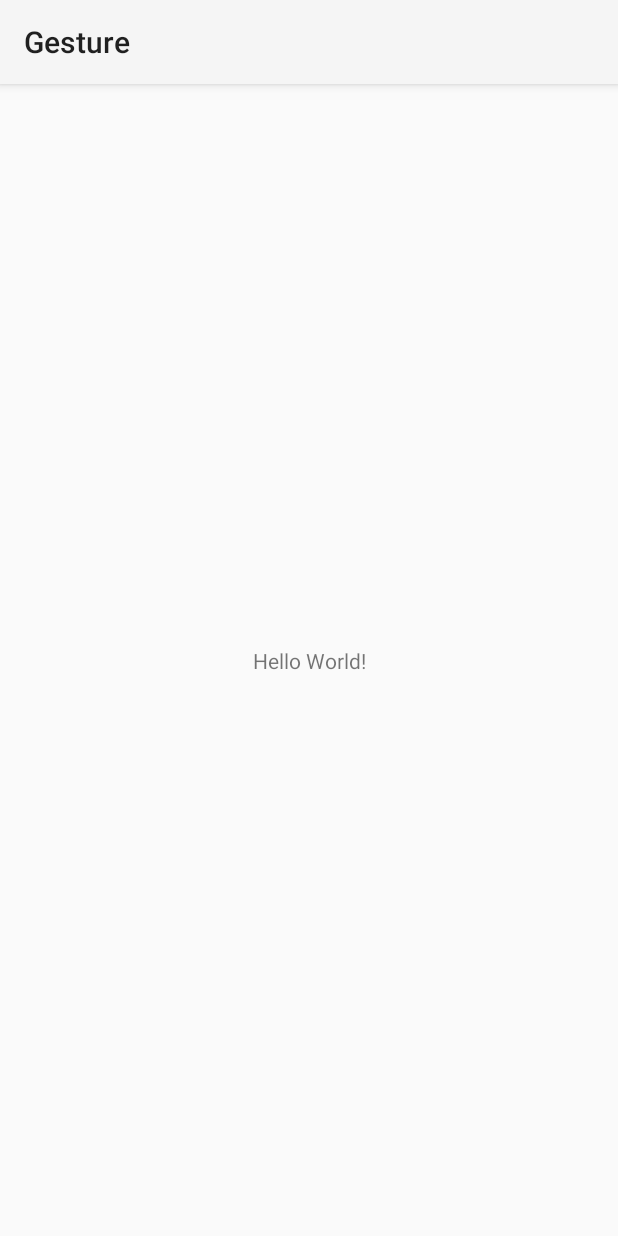
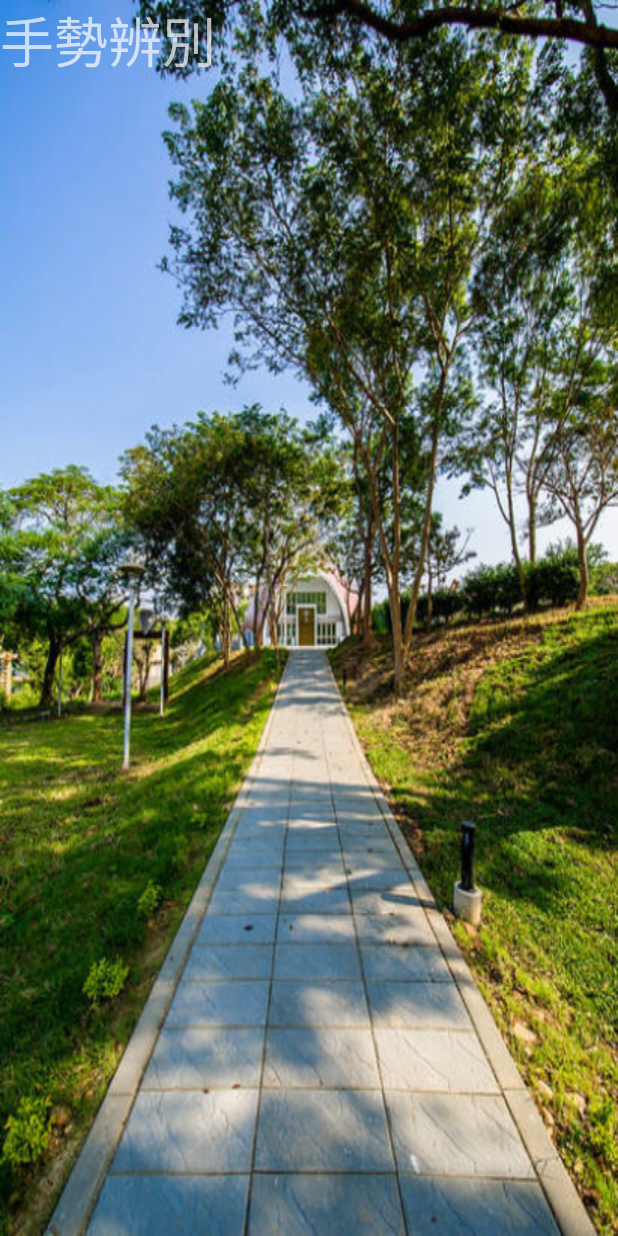
Before and after one commit to longjawboy/Gesture, an Android app: the screen it shows after launch (MainActivity), on a phone screen of 412 x 824 dp. Run offline under Robolectric (Android 15) with nearby library versions, the light colour scheme and no system bars.

Commit message:
v.1版面設計及全螢幕

```diff
--- a/app/src/main/AndroidManifest.xml
+++ b/app/src/main/AndroidManifest.xml
@@ -9,7 +9,7 @@
         android:icon="@mipmap/ic_launcher"
         android:label="@string/app_name"
         android:supportsRtl="true"
-        android:theme="@style/Theme.Gesture"
+        android:theme="@style/Theme.Design.NoActionBar"
         tools:targetApi="31">
         <activity
             android:name=".MainActivity"
--- a/app/src/main/res/layout/activity_main.xml
+++ b/app/src/main/res/layout/activity_main.xml
@@ -1,18 +1,19 @@
 <?xml version="1.0" encoding="utf-8"?>
-<androidx.constraintlayout.widget.ConstraintLayout xmlns:android="http://schemas.android.com/apk/res/android"
+<LinearLayout xmlns:android="http://schemas.android.com/apk/res/android"
     xmlns:app="http://schemas.android.com/apk/res-auto"
     xmlns:tools="http://schemas.android.com/tools"
     android:layout_width="match_parent"
     android:layout_height="match_parent"
-    tools:context=".MainActivity">
+    tools:context=".MainActivity"
+    android:orientation="vertical"
+    android:id="@+id/bg"
+    android:background="@drawable/pu0">
 
     <TextView
-        android:layout_width="wrap_content"
+        android:id="@+id/txv"
+        android:layout_width="match_parent"
         android:layout_height="wrap_content"
-        android:text="Hello World!"
-        app:layout_constraintBottom_toBottomOf="parent"
-        app:layout_constraintEnd_toEndOf="parent"
-        app:layout_constraintStart_toStartOf="parent"
-        app:layout_constraintTop_toTopOf="parent" />
+        android:text="手勢辨別"
+        android:textSize="36sp"/>
 
-</androidx.constraintlayout.widget.ConstraintLayout>
+</LinearLayout>
```
Also changed, not shown: app/src/main/res/drawable/pu0.jpg (added), app/src/main/res/drawable/pu1.jpg (added), app/src/main/res/drawable/pu2.jpg (added), app/src/main/res/drawable/pu3.jpg (added), app/src/main/res/drawable/pu4.jpg (added), app/src/main/res/drawable/pu5.jpg (added).
